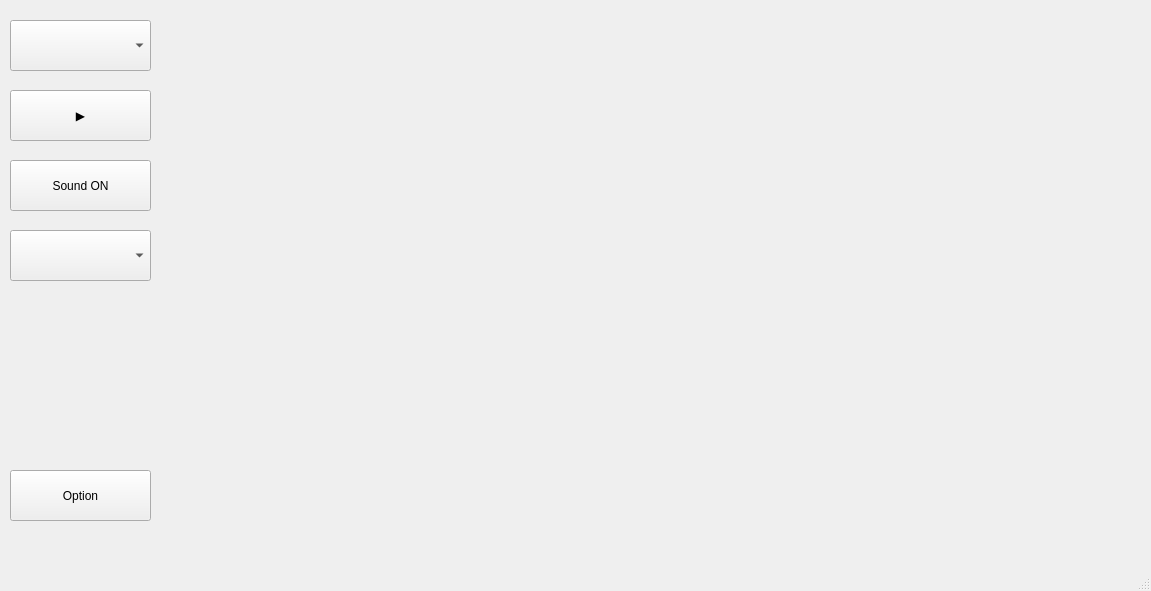
wowo0709/ICT, file MainScreen.ui: the form before one commit.
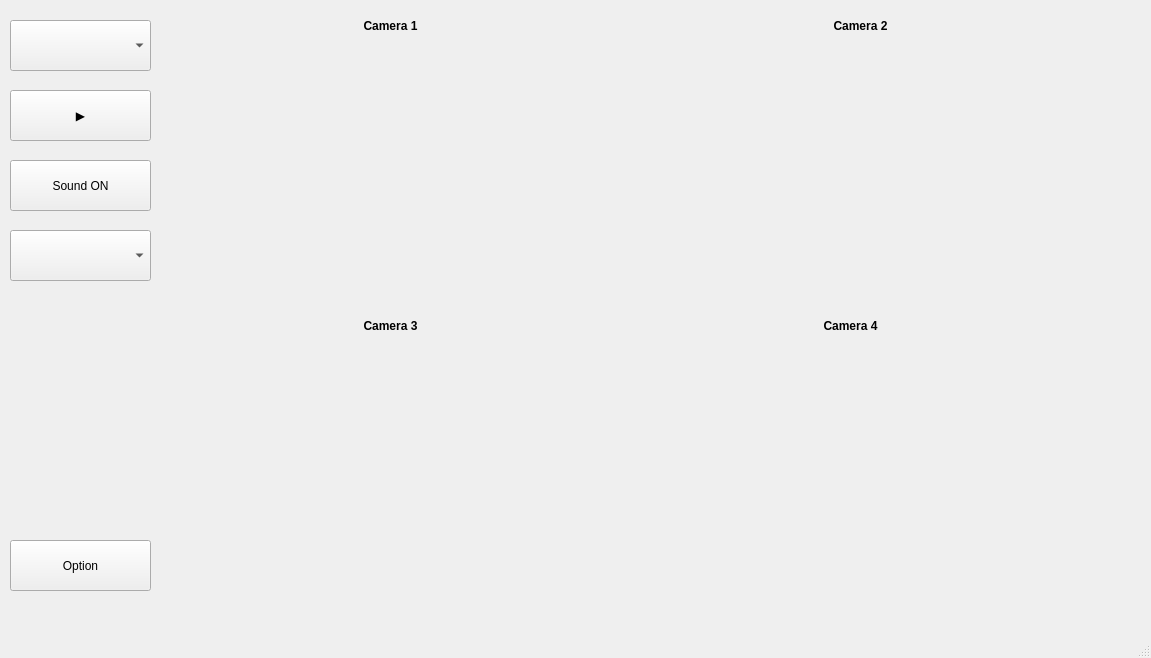
The form after the commit.

Patch:
```diff
--- a/MainScreen.ui
+++ b/MainScreen.ui
@@ -7,7 +7,7 @@
     <x>0</x>
     <y>0</y>
     <width>1151</width>
-    <height>591</height>
+    <height>658</height>
    </rect>
   </property>
   <property name="windowTitle">
@@ -70,7 +70,7 @@
     <property name="geometry">
      <rect>
       <x>10</x>
-      <y>470</y>
+      <y>540</y>
       <width>141</width>
       <height>51</height>
      </rect>
@@ -83,7 +83,7 @@
     <property name="geometry">
      <rect>
       <x>170</x>
-      <y>20</y>
+      <y>50</y>
       <width>427</width>
       <height>241</height>
      </rect>
@@ -96,20 +96,7 @@
     <property name="geometry">
      <rect>
       <x>640</x>
-      <y>20</y>
-      <width>427</width>
-      <height>241</height>
-     </rect>
-    </property>
-    <property name="text">
-     <string/>
-    </property>
-   </widget>
-   <widget class="QLabel" name="camView3">
-    <property name="geometry">
-     <rect>
-      <x>640</x>
-      <y>270</y>
+      <y>50</y>
       <width>427</width>
       <height>241</height>
      </rect>
@@ -121,8 +108,21 @@
    <widget class="QLabel" name="camView4">
     <property name="geometry">
      <rect>
+      <x>640</x>
+      <y>350</y>
+      <width>427</width>
+      <height>241</height>
+     </rect>
+    </property>
+    <property name="text">
+     <string/>
+    </property>
+   </widget>
+   <widget class="QLabel" name="camView3">
+    <property name="geometry">
+     <rect>
       <x>170</x>
-      <y>270</y>
+      <y>350</y>
       <width>427</width>
       <height>241</height>
      </rect>
@@ -131,6 +131,94 @@
      <string/>
     </property>
    </widget>
+   <widget class="QLabel" name="label">
+    <property name="geometry">
+     <rect>
+      <x>330</x>
+      <y>10</y>
+      <width>121</width>
+      <height>31</height>
+     </rect>
+    </property>
+    <property name="font">
+     <font>
+      <weight>75</weight>
+      <bold>true</bold>
+     </font>
+    </property>
+    <property name="text">
+     <string>Camera 1</string>
+    </property>
+    <property name="alignment">
+     <set>Qt::AlignCenter</set>
+    </property>
+   </widget>
+   <widget class="QLabel" name="label_2">
+    <property name="geometry">
+     <rect>
+      <x>800</x>
+      <y>10</y>
+      <width>121</width>
+      <height>31</height>
+     </rect>
+    </property>
+    <property name="font">
+     <font>
+      <weight>75</weight>
+      <bold>true</bold>
+     </font>
+    </property>
+    <property name="text">
+     <string>Camera 2</string>
+    </property>
+    <property name="alignment">
+     <set>Qt::AlignCenter</set>
+    </property>
+   </widget>
+   <widget class="QLabel" name="label_3">
+    <property name="geometry">
+     <rect>
+      <x>330</x>
+      <y>310</y>
+      <width>121</width>
+      <height>31</height>
+     </rect>
+    </property>
+    <property name="font">
+     <font>
+      <weight>75</weight>
+      <bold>true</bold>
+     </font>
+    </property>
+    <property name="text">
+     <string>Camera 3</string>
+    </property>
+    <property name="alignment">
+     <set>Qt::AlignCenter</set>
+    </property>
+   </widget>
+   <widget class="QLabel" name="label_4">
+    <property name="geometry">
+     <rect>
+      <x>790</x>
+      <y>310</y>
+      <width>121</width>
+      <height>31</height>
+     </rect>
+    </property>
+    <property name="font">
+     <font>
+      <weight>75</weight>
+      <bold>true</bold>
+     </font>
+    </property>
+    <property name="text">
+     <string>Camera 4</string>
+    </property>
+    <property name="alignment">
+     <set>Qt::AlignCenter</set>
+    </property>
+   </widget>
   </widget>
   <widget class="QMenuBar" name="menubar">
    <property name="geometry">
```
